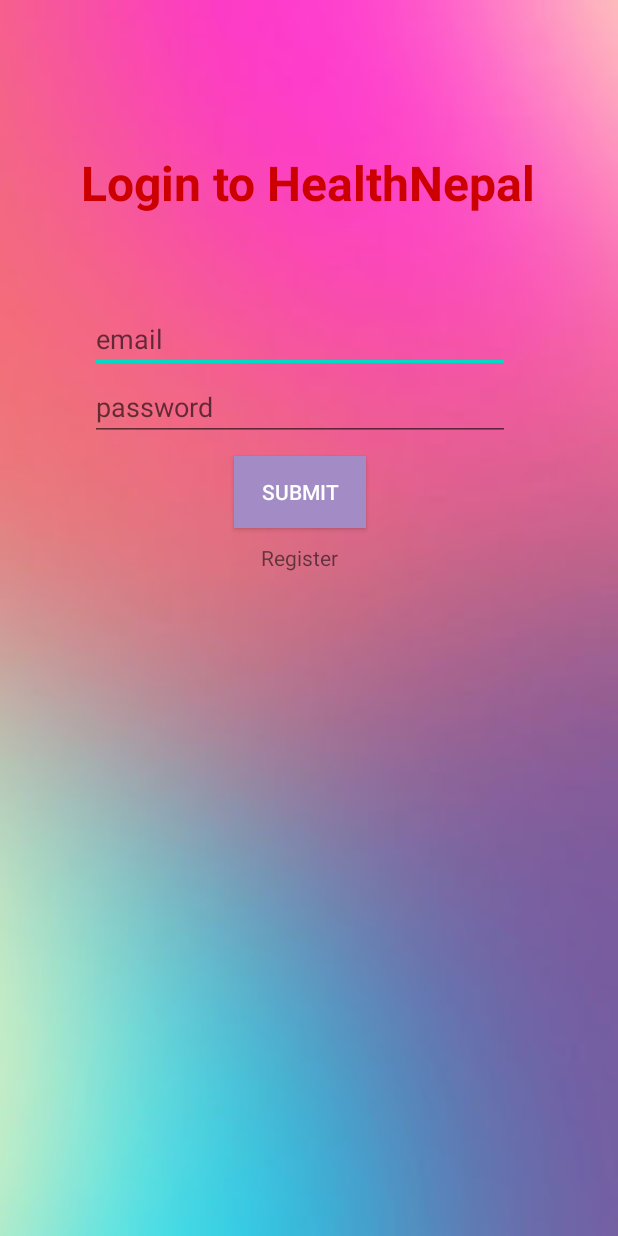
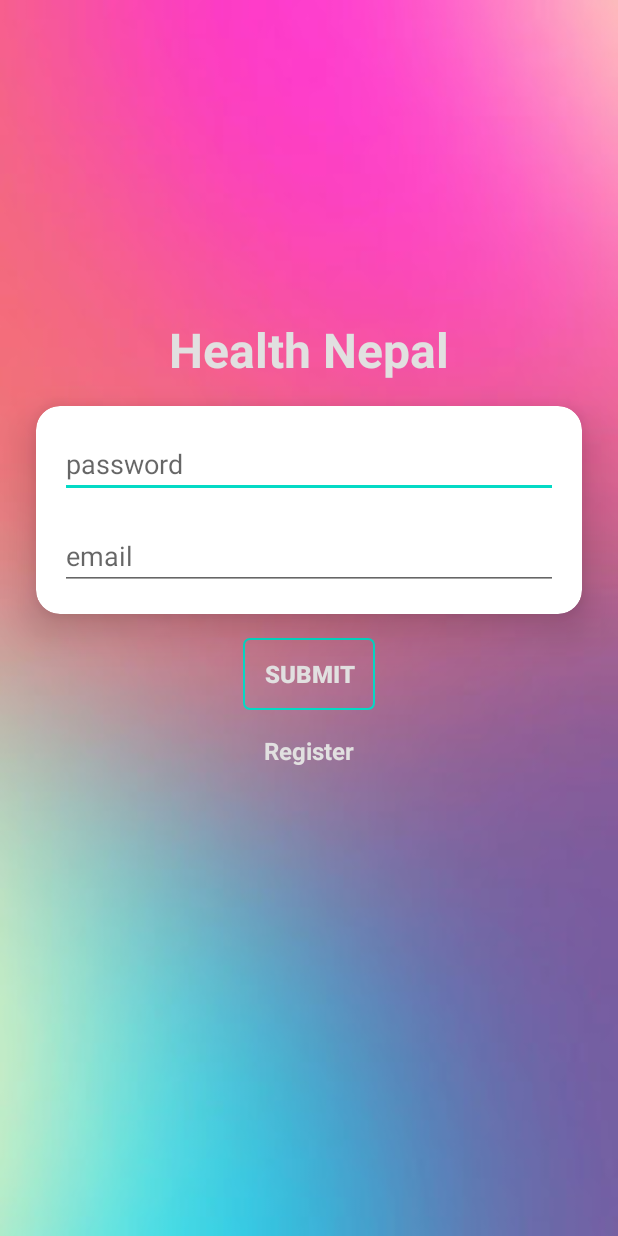
Before and after one commit to parjanya5797/HealthNepal, an Android app: the layout activity_login.xml on its own in the app's theme, with its tools: preview values and no code run, on a phone screen of 412 x 824 dp. Run offline under Robolectric (Android 15) with nearby library versions, the phone set to English and light mode, and no system bars.

Commit message:
Added Register

```diff
--- a/app/build.gradle
+++ b/app/build.gradle
@@ -26,6 +26,8 @@ dependencies {
     implementation fileTree(dir: "libs", include: ["*.jar"])
     implementation 'androidx.appcompat:appcompat:1.2.0'
     implementation 'androidx.constraintlayout:constraintlayout:2.0.1'
+    implementation 'androidx.cardview:cardview:1.0.0'
+    implementation 'androidx.recyclerview:recyclerview:1.1.0'
     testImplementation 'junit:junit:4.12'
     androidTestImplementation 'androidx.test.ext:junit:1.1.2'
     androidTestImplementation 'androidx.test.espresso:espresso-core:3.3.0'
--- /dev/null
+++ b/app/src/main/res/drawable/bg_button.xml
@@ -0,0 +1,7 @@
+<?xml version="1.0" encoding="utf-8"?>
+<shape android:shape="rectangle"
+    xmlns:android="http://schemas.android.com/apk/res/android">
+
+    <corners android:radius="4dp"/>
+    <stroke android:width="1dp" android:color="@color/colorAccent"/>
+</shape>
--- a/app/src/main/res/layout/activity_login.xml
+++ b/app/src/main/res/layout/activity_login.xml
@@ -1,67 +1,109 @@
 <?xml version="1.0" encoding="utf-8"?>
-<RelativeLayout xmlns:android="http://schemas.android.com/apk/res/android"
+<androidx.constraintlayout.widget.ConstraintLayout xmlns:android="http://schemas.android.com/apk/res/android"
     xmlns:app="http://schemas.android.com/apk/res-auto"
     xmlns:tools="http://schemas.android.com/tools"
     android:layout_width="match_parent"
     android:layout_height="match_parent"
-
-    tools:context=".LoginActivity"
     android:background="@drawable/login_back"
-    >
+    tools:context=".LoginActivity">
 
     <TextView
         android:id="@+id/tv_1"
         android:layout_width="wrap_content"
         android:layout_height="wrap_content"
-        android:text="Login to HealthNepal"
-        android:textColor="@android:color/holo_red_dark"
+        android:layout_marginLeft="24dp"
+        android:layout_marginTop="8dp"
+        android:layout_marginRight="24dp"
+        android:layout_marginBottom="8dp"
+        android:text="@string/app_name"
+        android:textColor="@color/white"
         android:textSize="32dp"
-        android:layout_marginLeft="40dp"
-        android:layout_marginTop="100dp"
-        android:layout_centerHorizontal="true"
-        android:textStyle="bold"/>
+        android:textStyle="bold"
+        app:layout_constraintBottom_toTopOf="@+id/cardview"
+        app:layout_constraintEnd_toEndOf="parent"
+        app:layout_constraintHorizontal_bias="0.5"
+        app:layout_constraintStart_toStartOf="parent"
+        app:layout_constraintTop_toTopOf="parent"
+        app:layout_constraintVertical_bias="0.4"
+        app:layout_constraintVertical_chainStyle="packed" />
+
+
+    <androidx.cardview.widget.CardView
+        android:id="@+id/cardview"
+        android:layout_width="match_parent"
+        android:layout_height="wrap_content"
+        android:layout_marginLeft="24dp"
+        android:layout_marginTop="8dp"
+        android:layout_marginRight="24dp"
+        android:layout_marginBottom="8dp"
+        app:cardCornerRadius="16dp"
+        app:cardElevation="16dp"
+        app:layout_constraintBottom_toTopOf="@+id/btn_login"
+        app:layout_constraintEnd_toEndOf="parent"
+        app:layout_constraintHorizontal_bias="0.5"
+        app:layout_constraintStart_toStartOf="parent"
+        app:layout_constraintTop_toBottomOf="@+id/tv_1">
 
         <LinearLayout
-        android:layout_width="wrap_content"
+            android:id="@+id/linearLayout"
+            android:layout_width="match_parent"
             android:layout_height="wrap_content"
-        android:layout_marginLeft="40dp"
-        android:layout_marginTop="40dp"
-        android:padding="20dp"
-        android:orientation="vertical"
-        android:layout_below="@id/tv_1">
+            android:layout_margin="8dp"
+            android:orientation="vertical">
+
+
+            <EditText
+                android:id="@+id/et_pwd"
+                android:layout_width="match_parent"
+                android:layout_height="wrap_content"
+                android:layout_margin="8dp"
+                android:ems="15"
+                android:hint="password"
+                android:inputType="textPassword" />
 
             <EditText
                 android:id="@+id/et_email"
-            android:layout_width="280dp"
-            android:layout_gravity="center"
+                android:layout_width="match_parent"
                 android:layout_height="wrap_content"
-            android:hint="email"/>
+                android:layout_margin="8dp"
+                android:ems="15"
+                android:hint="email" />
+        </LinearLayout>
 
-        <EditText
-            android:id="@+id/et_pwd"
-            android:layout_width="280dp"
-            android:layout_height="wrap_content"
-            android:hint="password"
-            android:inputType="textPassword"/>
+    </androidx.cardview.widget.CardView>
 
     <Button
         android:id="@+id/btn_login"
+        style="@style/WhiteText"
         android:layout_width="wrap_content"
         android:layout_height="wrap_content"
+        android:layout_marginLeft="24dp"
+        android:layout_marginTop="8dp"
+        android:layout_marginRight="24dp"
+        android:layout_marginBottom="8dp"
+        android:background="@drawable/bg_button"
         android:text="Submit"
-            android:background="#A38CC5"
-            android:textColor="#fff"
-            android:layout_gravity="center"
-            android:layout_marginTop="10dp"
-            />
+        app:layout_constraintBottom_toTopOf="@+id/tv_register"
+        app:layout_constraintEnd_toEndOf="parent"
+        app:layout_constraintHorizontal_bias="0.5"
+        app:layout_constraintStart_toStartOf="parent"
+        app:layout_constraintTop_toBottomOf="@+id/cardview" />
 
     <TextView
         android:id="@+id/tv_register"
+        style="@style/WhiteText"
         android:layout_width="wrap_content"
         android:layout_height="wrap_content"
+        android:layout_marginLeft="24dp"
+        android:layout_marginTop="8dp"
+        android:layout_marginRight="24dp"
+        android:layout_marginBottom="8dp"
         android:text="Register"
-            android:layout_marginTop="10dp"
-            android:layout_gravity="center"/>
+        app:layout_constraintBottom_toBottomOf="parent"
+        app:layout_constraintEnd_toEndOf="parent"
+        app:layout_constraintHorizontal_bias="0.5"
+        app:layout_constraintStart_toStartOf="parent"
+        app:layout_constraintTop_toBottomOf="@+id/btn_login" />
 
-    </LinearLayout>
-</RelativeLayout>
+
+</androidx.constraintlayout.widget.ConstraintLayout>
--- a/app/src/main/res/values/colors.xml
+++ b/app/src/main/res/values/colors.xml
@@ -3,4 +3,6 @@
     <color name="colorPrimary">#6200EE</color>
     <color name="colorPrimaryDark">#3700B3</color>
     <color name="colorAccent">#03DAC5</color>
+
+    <color name="white">#E1E0E0</color>
 </resources>
--- a/app/src/main/res/values/strings.xml
+++ b/app/src/main/res/values/strings.xml
@@ -1,5 +1,5 @@
 <resources>
-    <string name="app_name">HealthNepal</string>
+    <string name="app_name">Health Nepal</string>
     <string name="register_title">Register To Health Nepal</string>
     <string-array name="blood_group">
         <item>A RhD positive (A+)</item>
--- a/app/src/main/res/values/styles.xml
+++ b/app/src/main/res/values/styles.xml
@@ -7,11 +7,17 @@
         <item name="colorAccent">@color/colorAccent</item>
     </style>
 
-    <style name="LoginTheme" parent="Theme.AppCompat.DayNight.DarkActionBar">
+    <style name="LoginTheme" parent="Theme.AppCompat.Light.NoActionBar">
         <!-- Customize your theme here. -->
         <item name="colorPrimary">@color/colorPrimary</item>
         <item name="colorPrimaryDark">@color/colorPrimaryDark</item>
         <item name="colorAccent">@color/colorAccent</item>
     </style>
 
+    <style name="WhiteText" >
+        <item name="android:textColor">@color/white</item>
+        <item name="android:textStyle">bold</item>
+        <item name="android:textSize">16sp</item>
+    </style>
+
 </resources>
```
Also changed, not shown: app/src/main/AndroidManifest.xml (+6 -5 lines), app/src/main/java/com/example/healthnepal/TestActivity.java (added, +14 -0 lines), app/src/main/res/layout/activity_main.xml (+15 -1 lines), app/src/main/res/layout/activity_register.xml (+35 -34 lines), app/src/main/res/layout/activity_test.xml (added, +31 -0 lines). Lines whose indentation alone changed are shown as unchanged.
